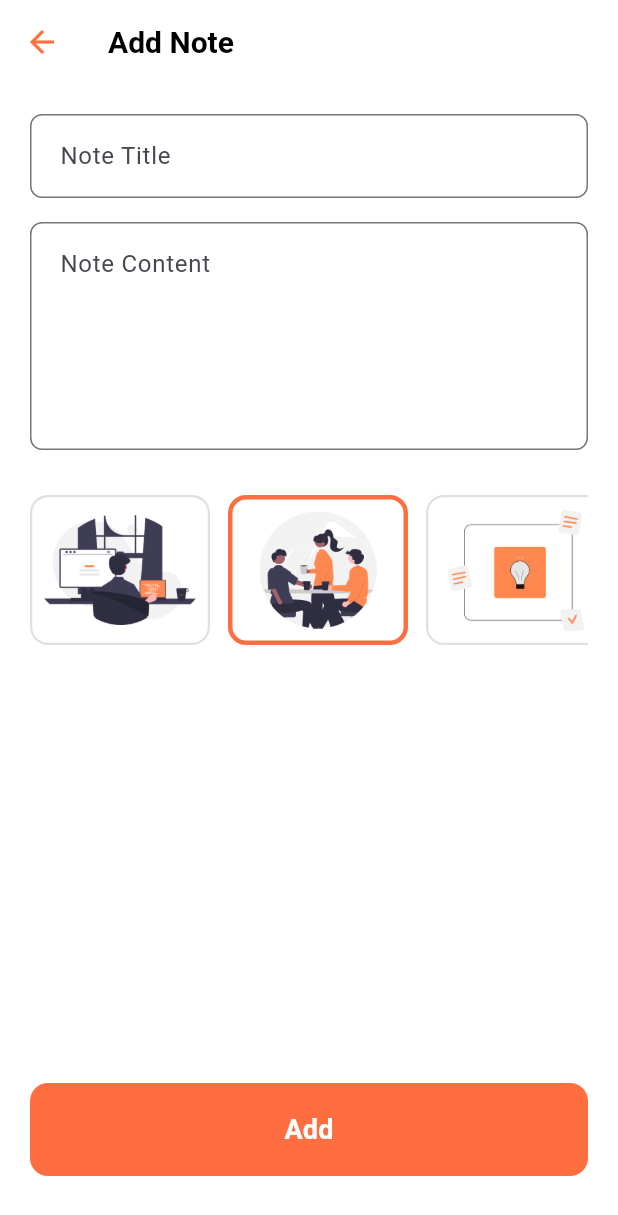
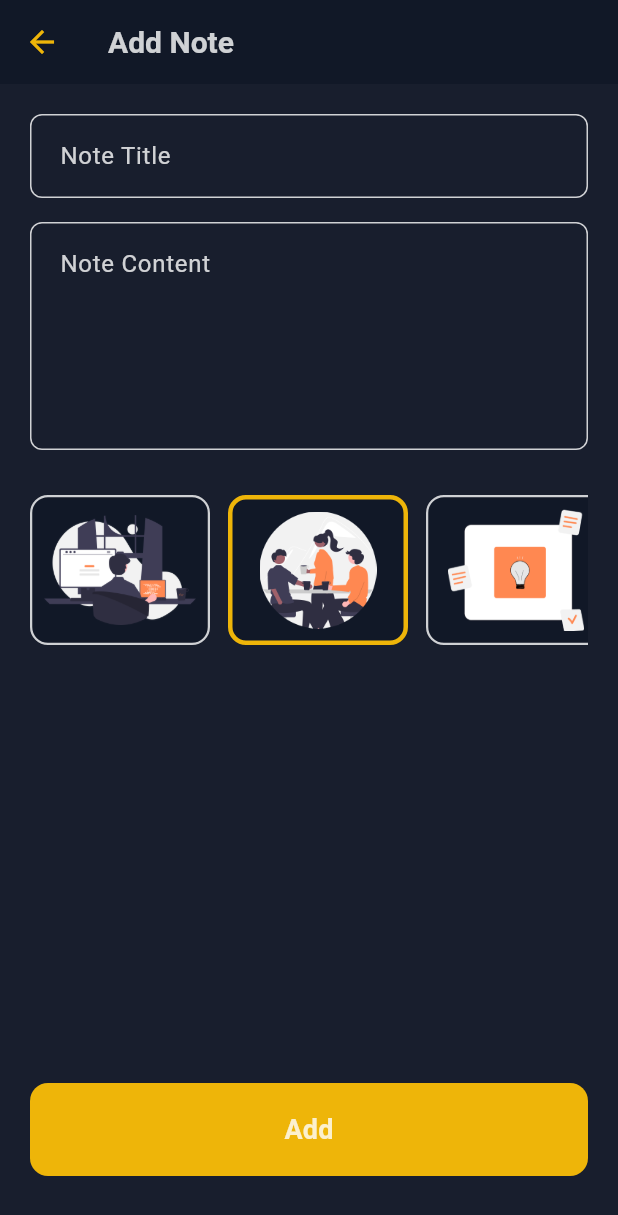
Before and after one commit to abdullahumairr/mobile-notesApp, a Flutter app: the screen it shows after launch, after a tap on the "add" icon, on a phone screen of 412 x 824 dp. Shown: the top 1215 px of the screen. Run offline on Flutter 3.47's test engine with Material 3 defaults, Android fonts, the phone set to English and light mode, and no system bars; our stand-ins replace sqflite, sqflite_common_ffi_web; accounts and stored records are empty; Roboto replaces fonts that are missing (Nunito).

Commit message:
feat: change all colors

```diff
--- a/lib/main.dart
+++ b/lib/main.dart
@@ -1,6 +1,8 @@
 import 'dart:io';
 import 'package:flutter/foundation.dart';
 import 'package:flutter/material.dart';
+import 'package:notes/screens/add_screen.dart';
+import 'package:notes/screens/home_screen.dart';
 import 'package:sqflite/sqflite.dart';
 import 'package:sqflite_common_ffi_web/sqflite_ffi_web.dart';
 import 'package:notes/screens/splash_screen.dart';
@@ -25,6 +27,7 @@ class MyApp extends StatelessWidget {
       title: 'Kodein Notes',
       theme: ThemeData(
         useMaterial3: true,
+        fontFamily: 'Nunito',
       ),
       home: SplashScreen(),
     );
--- a/lib/screens/add_screen.dart
+++ b/lib/screens/add_screen.dart
@@ -28,12 +28,12 @@ class _AddScreenState extends State<AddScreen> {
   @override
   Widget build(BuildContext context) {
     return Scaffold(
-      backgroundColor: Colors.white,
+      backgroundColor: const Color.fromARGB(248, 17, 24, 39),
       appBar: AppBar(
         leading: IconButton(
           icon: Icon(
             Icons.arrow_back,
-            color: Colors.deepOrangeAccent,
+            color: const Color.fromARGB(237, 255, 193, 7),
           ),
           onPressed: () => Navigator.pop(context),
         ),
@@ -42,10 +42,10 @@ class _AddScreenState extends State<AddScreen> {
           style: TextStyle(
             fontSize: 20,
             fontWeight: FontWeight.w700,
-            color: Colors.black,
+            color: const Color.fromARGB(204, 255, 255, 255),
           ),
         ),
-        backgroundColor: Colors.white,
+        backgroundColor: const Color(0xFF111827),
         elevation: 0,
       ),
       body: Padding(
@@ -55,10 +55,20 @@ class _AddScreenState extends State<AddScreen> {
           children: [
             TextFormField(
               controller: _titleController,
+              style: const TextStyle(color: Colors.white),
               decoration: InputDecoration(
                 hintText: 'Note Title',
-                border: OutlineInputBorder(
+                hintStyle: const TextStyle(
+                    color: const Color.fromARGB(204, 255, 255, 255)),
+                enabledBorder: OutlineInputBorder(
                   borderRadius: BorderRadius.circular(8),
+                  borderSide: const BorderSide(
+                      color: const Color.fromARGB(204, 255, 255, 255)),
+                ),
+                focusedBorder: OutlineInputBorder(
+                  borderRadius: BorderRadius.circular(8),
+                  borderSide:
+                      const BorderSide(color: Color.fromARGB(237, 255, 193, 7)),
                 ),
                 contentPadding:
                     const EdgeInsets.symmetric(vertical: 16, horizontal: 16),
@@ -70,10 +80,20 @@ class _AddScreenState extends State<AddScreen> {
             TextFormField(
               controller: _contentController,
               maxLines: 5,
+              style: const TextStyle(color: Colors.white),
               decoration: InputDecoration(
                 hintText: 'Note Content',
-                border: OutlineInputBorder(
+                hintStyle: const TextStyle(
+                    color: const Color.fromARGB(204, 255, 255, 255)),
+                enabledBorder: OutlineInputBorder(
                   borderRadius: BorderRadius.circular(8),
+                  borderSide: const BorderSide(
+                      color: const Color.fromARGB(204, 255, 255, 255)),
+                ),
+                focusedBorder: OutlineInputBorder(
+                  borderRadius: BorderRadius.circular(8),
+                  borderSide:
+                      const BorderSide(color: Color.fromARGB(237, 255, 193, 7)),
                 ),
                 contentPadding:
                     const EdgeInsets.symmetric(vertical: 16, horizontal: 16),
@@ -105,12 +125,12 @@ class _AddScreenState extends State<AddScreen> {
                       decoration: BoxDecoration(
                         border: Border.all(
                           color: isSelected
-                              ? Colors.deepOrangeAccent
-                              : Colors.grey[300]!,
+                              ? Color.fromARGB(237, 255, 193, 7)
+                              : const Color.fromARGB(204, 255, 255, 255),
                           width: isSelected ? 3 : 1.5,
                         ),
                         borderRadius: BorderRadius.circular(12),
-                        color: Colors.white,
+                        color: const Color(0xFF111827),
                       ),
                       child: ClipRRect(
                         borderRadius: BorderRadius.circular(10),
@@ -173,8 +193,8 @@ class _AddScreenState extends State<AddScreen> {
                       true); // kembali ke HomeScreen dengan sinyal refresh
                 },
                 style: ElevatedButton.styleFrom(
-                  backgroundColor: Colors.deepOrangeAccent,
-                  foregroundColor: Colors.white,
+                  backgroundColor: const Color.fromARGB(237, 255, 193, 7),
+                  foregroundColor: const Color.fromARGB(204, 255, 255, 255),
                   padding: EdgeInsets.symmetric(vertical: 18),
                   shape: RoundedRectangleBorder(
                     borderRadius: BorderRadius.circular(12),
--- a/lib/screens/home_screen.dart
+++ b/lib/screens/home_screen.dart
@@ -37,12 +37,11 @@ class _HomeScreenState extends State<HomeScreen> {
   @override
   Widget build(BuildContext context) {
     return Scaffold(
-      appBar: AppBar(
-        title: AppHeader(),
-        backgroundColor: Colors.white,
-        elevation: 0,
+      appBar: PreferredSize(
+        preferredSize: const Size.fromHeight(56),
+        child: AppHeader(),
       ),
-      backgroundColor: const Color(0xFFFDFDFD),
+      backgroundColor: const Color.fromARGB(248, 17, 24, 39),
       body: SafeArea(
         child: notesList.isEmpty ? _buildEmptyState() : _buildNotesListView(),
       ),
@@ -58,7 +57,7 @@ class _HomeScreenState extends State<HomeScreen> {
             _loadNotes(); // refresh data dari database
           }
         },
-        backgroundColor: Colors.deepOrangeAccent,
+        backgroundColor: const Color.fromARGB(237, 255, 193, 7),
         child: Icon(
           Icons.add,
           size: 32,
@@ -89,7 +88,7 @@ class _HomeScreenState extends State<HomeScreen> {
             style: TextStyle(
               fontSize: 24,
               fontWeight: FontWeight.bold,
-              color: Color(0xFF2C3E50),
+              color: const Color.fromARGB(214, 255, 193, 7),
             ),
           ),
           SizedBox(height: 12),
@@ -98,7 +97,7 @@ class _HomeScreenState extends State<HomeScreen> {
             textAlign: TextAlign.center,
             style: TextStyle(
               fontSize: 16,
-              color: Colors.grey[600],
+              color: const Color.fromARGB(204, 255, 255, 255),
               height: 1.5,
             ),
           ),
@@ -137,7 +136,7 @@ class _HomeScreenState extends State<HomeScreen> {
                   padding: EdgeInsets.all(16),
                   decoration: BoxDecoration(
                     borderRadius: BorderRadius.circular(12),
-                    color: Colors.white,
+                    color: const Color(0xFF111827),
                     boxShadow: [
                       BoxShadow(
                         color: Colors.black.withOpacity(0.05),
@@ -167,6 +166,7 @@ class _HomeScreenState extends State<HomeScreen> {
                               style: TextStyle(
                                 fontWeight: FontWeight.bold,
                                 fontSize: 16,
+                                color: const Color.fromARGB(214, 255, 193, 7),
                               ),
                             ),
                             SizedBox(height: 4),
@@ -174,7 +174,7 @@ class _HomeScreenState extends State<HomeScreen> {
                               note.content,
                               style: TextStyle(
                                 fontSize: 14,
-                                color: Colors.black54,
+                                color: const Color.fromARGB(204, 255, 255, 255),
                               ),
                               maxLines: 2, // Batasi maksimal 2 baris
                               overflow: TextOverflow
@@ -185,7 +185,7 @@ class _HomeScreenState extends State<HomeScreen> {
                               formatDateTime(note.dateTime),
                               style: TextStyle(
                                 fontSize: 12,
-                                color: Colors.grey,
+                                color: const Color.fromARGB(200, 158, 158, 158),
                               ),
                             ),
                           ],
--- a/lib/screens/splash_screen.dart
+++ b/lib/screens/splash_screen.dart
@@ -25,36 +25,18 @@ class _SplashScreenState extends State<SplashScreen> {
   @override
   Widget build(BuildContext context) {
     return Scaffold(
-      backgroundColor: Colors.white,
+      backgroundColor: Color(0xFF111827),
       body: Center(
         child: Column(
           mainAxisAlignment: MainAxisAlignment.center,
           children: [
             Image.asset(
               "images/logo.png",
-              width: 150,
-              height: 150,
+              width: 300,
+              height: 300,
             ),
             const SizedBox(
               height: 20,
-            ),
-            RichText(
-              text: const TextSpan(
-                style: TextStyle(fontSize: 32, fontWeight: FontWeight.w700),
-                children: [
-                  TextSpan(
-                    text: 'Kodein',
-                    style: TextStyle(color: Colors.black),
-                  ),
-                  WidgetSpan(
-                      child: SizedBox(
-                    width: 5,
-                  )),
-                  TextSpan(
-                      text: 'Notes',
-                      style: TextStyle(color: Colors.deepOrangeAccent))
-                ],
-              ),
             ),
           ],
         ),
--- a/lib/widgets/app_header.dart
+++ b/lib/widgets/app_header.dart
@@ -5,29 +5,14 @@ class AppHeader extends StatelessWidget {
 
   @override
   Widget build(BuildContext context) {
-    return Row(
-      children: [
-        Image.asset('images/logo.png', width: 30, height: 30),
-        const SizedBox(width: 8),
-        RichText(
-          text: const TextSpan(
-            style: TextStyle(fontSize: 18, fontWeight: FontWeight.bold),
-            children: [
-              TextSpan(
-                text: 'Kodein',
-                style: TextStyle(color: Colors.black),
-              ),
-              WidgetSpan(
-                child: SizedBox(width: 4),
-              ),
-              TextSpan(
-                text: 'Notes',
-                style: TextStyle(color: Colors.deepOrangeAccent),
-              ),
-            ],
-          ),
-        ),
-      ],
+    return Container(
+      color: const Color(0xFF111827),
+      child: Row(
+        children: [
+          Image.asset('images/logo.png', width: 100, height: 100),
+          const SizedBox(width: 8),
+        ],
+      ),
     );
   }
 }
```
Also changed, not shown: lib/screens/detail_screen.dart (+11 -13 lines), lib/screens/update_screen.dart (+31 -12 lines), images/logo.png.
